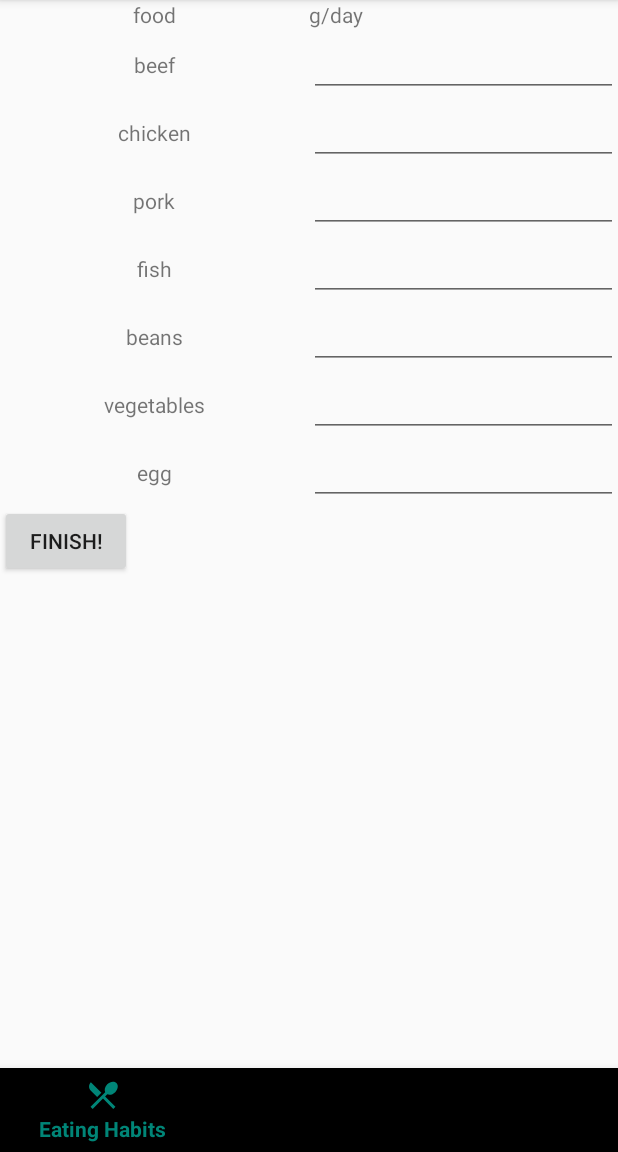
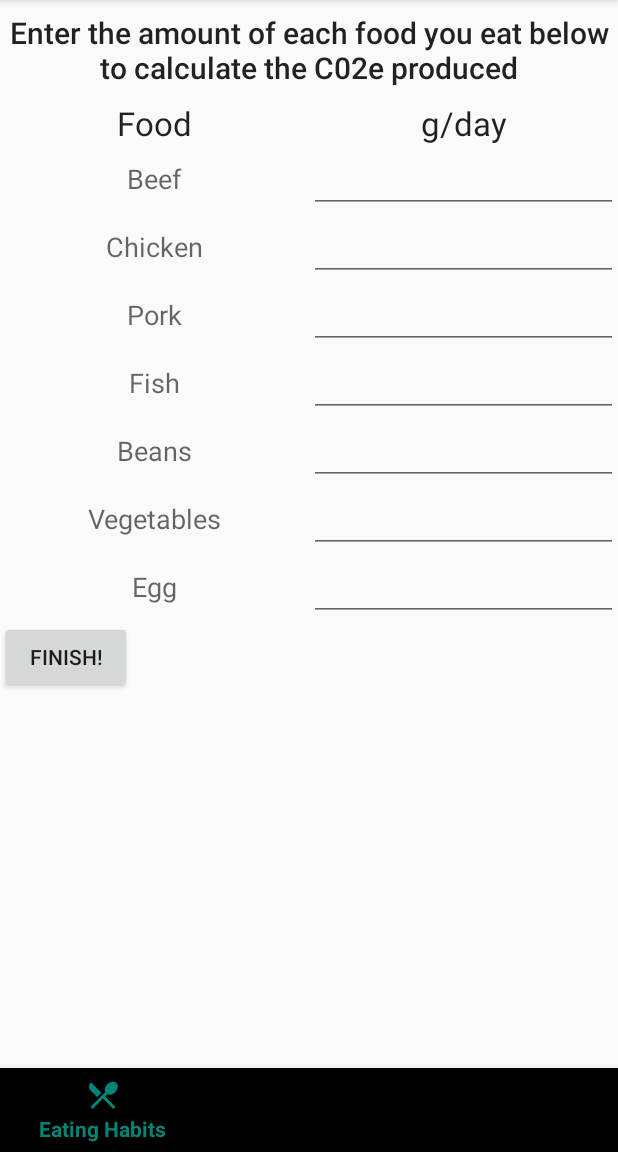
Before and after one commit to ica778/GreenFoodChallenge, an Android app: the screen it shows after launch (MainActivity), after a tap on "FINISH!", on a phone screen of 412 x 824 dp, the part 84-1236 px from its top. Run offline under Robolectric (Android 15) with nearby library versions, the phone set to English and light mode, and no system bars.

Commit message:
Modified UI

```diff
--- a/app/src/main/AndroidManifest.xml
+++ b/app/src/main/AndroidManifest.xml
@@ -9,7 +9,8 @@
         android:roundIcon="@mipmap/ic_launcher_round"
         android:supportsRtl="true"
         android:theme="@style/AppTheme">
-        <activity android:name=".MainActivity">
+        <activity android:name=".MainActivity"
+            android:screenOrientation="portrait">
             <intent-filter>
                 <action android:name="android.intent.action.MAIN" />
 
--- a/app/src/main/java/com/soyiz/greenfoodchallenge/DietComparer.java
+++ b/app/src/main/java/com/soyiz/greenfoodchallenge/DietComparer.java
@@ -64,7 +64,7 @@ public class DietComparer {
     public static String getHowWellUserComparesToRegion
             (float currentC02e, float averageC02eInDietForArea) {
         List<String> howWellDietC02eCompares = new ArrayList<>(Arrays.asList(
-                "This diet much produces less C02e than the",
+                "This diet produces much less C02e than the",
                 "This diet produces less C02e than the",
                 "This diet produces about the same C02e as the",
                 "This diet produces more C02e than the",
--- a/app/src/main/java/com/soyiz/greenfoodchallenge/EatingHabitsFragment.java
+++ b/app/src/main/java/com/soyiz/greenfoodchallenge/EatingHabitsFragment.java
@@ -137,7 +137,8 @@ public class EatingHabitsFragment extends Fragment implements View.OnClickListen
         Integer i = Math.round(total);
         String stringToShow = getResources().getString(R.string.co2_100g_n);
         float regionAverageC02eConsumption = 7700;
-        String howDoesUsersDietCompare = String.format(stringToShow, i, DietComparer.getHowWellUserComparesToRegion(i, regionAverageC02eConsumption));
+        String howDoesUsersDietCompare = String.format
+                (stringToShow, i, DietComparer.getHowWellUserComparesToRegion(i, regionAverageC02eConsumption));
         tv_result.setText(howDoesUsersDietCompare);
 
     }
@@ -145,8 +146,10 @@ public class EatingHabitsFragment extends Fragment implements View.OnClickListen
     @Override
     public void onClick(View view) {
         submit();
+        /*
         Intent intent = new Intent(getActivity().getBaseContext(), EcoFragment.class);
         intent.putExtra("message", dBeef);
         getActivity().startActivity(intent);
+        */
     }
 }
--- a/app/src/main/res/layout/fragment_eating_habits.xml
+++ b/app/src/main/res/layout/fragment_eating_habits.xml
@@ -16,6 +16,14 @@
             android:layout_height="wrap_content"
             android:orientation="vertical">
 
+            <TextView
+                android:id="@+id/textView3"
+                android:layout_width="match_parent"
+                android:layout_height="67dp"
+                android:gravity="center"
+                android:text="Enter the amount of each food you eat below to calculate the C02e produced"
+                android:textAppearance="@style/TextAppearance.AppCompat.Title" />
+
             <LinearLayout
                 android:layout_width="match_parent"
                 android:layout_height="wrap_content"
@@ -26,13 +34,16 @@
                     android:layout_height="wrap_content"
                     android:layout_weight="1"
                     android:gravity="center"
-                    android:text="food" />
+                    android:text="Food"
+                    android:textAppearance="@style/TextAppearance.AppCompat.Large" />
 
                 <TextView
                     android:layout_width="match_parent"
                     android:layout_height="wrap_content"
                     android:layout_weight="1"
-                    android:text="g/day" />
+                    android:gravity="center"
+                    android:text="g/day"
+                    android:textAppearance="@style/TextAppearance.AppCompat.Large" />
 
             </LinearLayout>
 
@@ -46,7 +57,8 @@
                     android:layout_height="wrap_content"
                     android:layout_weight="1"
                     android:gravity="center"
-                    android:text="beef" />
+                    android:text="Beef"
+                    android:textAppearance="@android:style/TextAppearance.Material.Medium" />
 
                 <EditText
                     android:id="@+id/et_beef"
@@ -68,7 +80,8 @@
                     android:layout_height="wrap_content"
                     android:layout_weight="1"
                     android:gravity="center"
-                    android:text="chicken" />
+                    android:text="Chicken"
+                    android:textAppearance="@android:style/TextAppearance.Material.Medium" />
 
 
                 <EditText
@@ -91,7 +104,8 @@
                     android:layout_height="wrap_content"
                     android:layout_weight="1"
                     android:gravity="center"
-                    android:text="pork" />
+                    android:text="Pork"
+                    android:textAppearance="@android:style/TextAppearance.Material.Medium" />
 
 
                 <EditText
@@ -114,7 +128,8 @@
                     android:layout_height="wrap_content"
                     android:layout_weight="1"
                     android:gravity="center"
-                    android:text="fish" />
+                    android:text="Fish"
+                    android:textAppearance="@android:style/TextAppearance.Material.Medium" />
 
 
                 <EditText
@@ -137,7 +152,8 @@
                     android:layout_height="wrap_content"
                     android:layout_weight="1"
                     android:gravity="center"
-                    android:text="beans" />
+                    android:text="Beans"
+                    android:textAppearance="@android:style/TextAppearance.Material.Medium" />
 
 
                 <EditText
@@ -160,7 +176,8 @@
                     android:layout_height="wrap_content"
                     android:layout_weight="1"
                     android:gravity="center"
-                    android:text="vegetables" />
+                    android:text="Vegetables"
+                    android:textAppearance="@android:style/TextAppearance.Material.Medium" />
 
 
                 <EditText
@@ -183,7 +200,8 @@
                     android:layout_height="wrap_content"
                     android:layout_weight="1"
                     android:gravity="center"
-                    android:text="egg" />
+                    android:text="Egg"
+                    android:textAppearance="@android:style/TextAppearance.Material.Medium" />
 
 
                 <EditText
```
